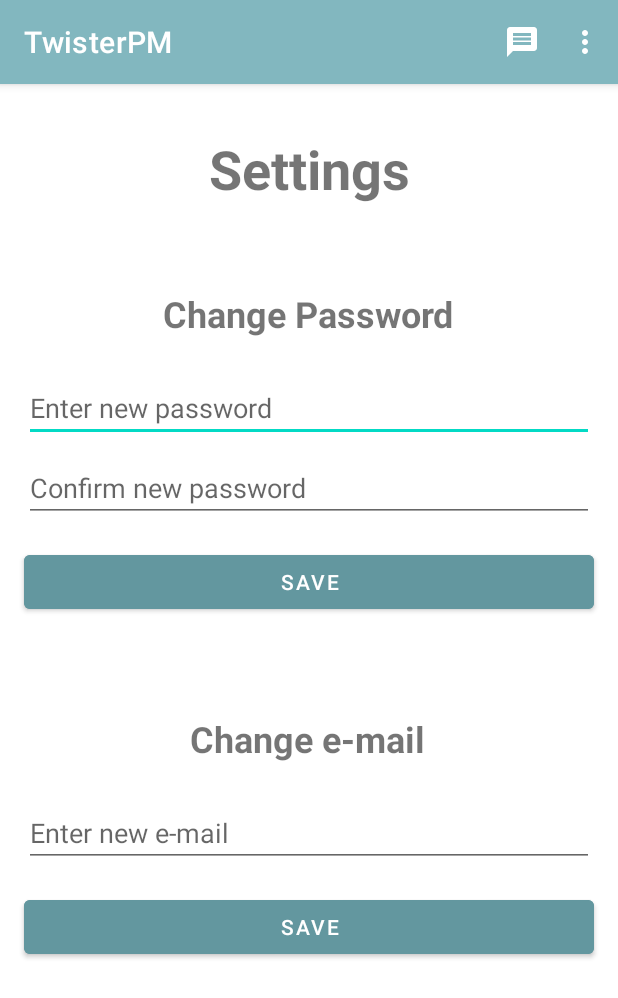
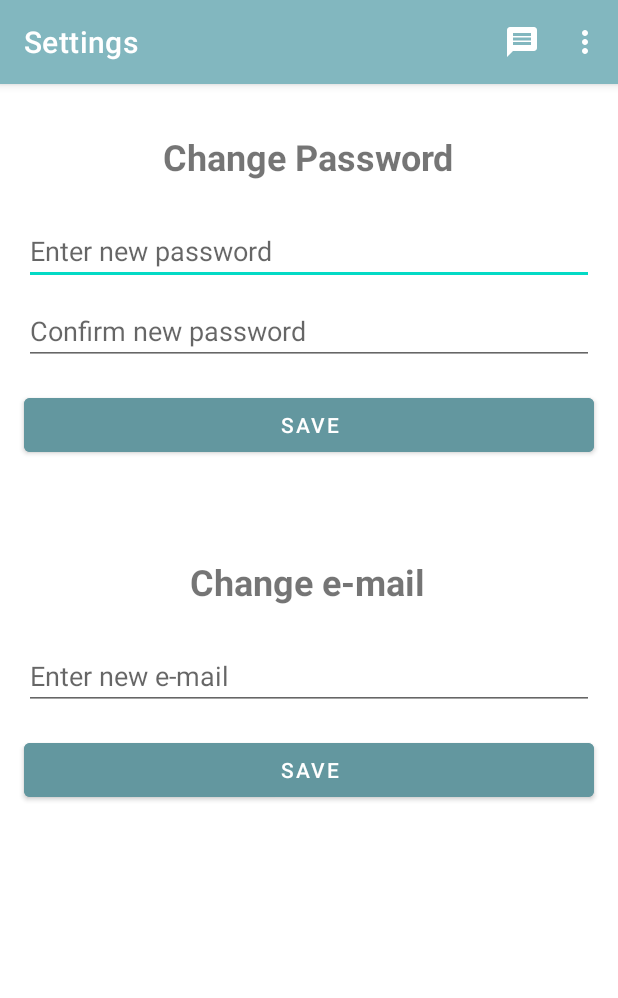
Before and after one commit to kimonkremizas/twister-pm, an Android app: the SettingsActivity screen opened directly, with no data from a screen before it, on a phone screen of 412 x 824 dp. Shown: the top 998 px of the screen. Run offline under Robolectric (Android 15) with nearby library versions, the phone set to English and light mode, and no system bars; our stand-ins replace Firebase (no records; nobody signed in at launch, a user with empty details on screens opened directly).

Commit message:
Fixed toolbar crash

```diff
--- a/app/src/main/AndroidManifest.xml
+++ b/app/src/main/AndroidManifest.xml
@@ -13,7 +13,7 @@
         android:theme="@style/Theme.TwisterPM">
         <activity android:name=".AllMessagesActivity"
             android:label="@string/app_name"
-            android:theme="@style/Theme.TwisterPM.NoActionBar"
+
             android:windowSoftInputMode="adjustPan">
             <intent-filter>
                 <action android:name="android.intent.action.MAIN" />
@@ -39,3 +39,6 @@
     </application>
 
 </manifest>
+
+
+<!--    android:theme="@style/Theme.TwisterPM.NoActionBar"-->
--- a/app/src/main/java/com/example/twisterpm/SettingsActivity.java
+++ b/app/src/main/java/com/example/twisterpm/SettingsActivity.java
@@ -67,6 +67,7 @@ public class SettingsActivity extends AppCompatActivity {
         super.onCreate(savedInstanceState);
         setContentView(R.layout.activity_settings);
         Toolbar toolbar = findViewById(R.id.toolbar);
+        toolbar.setTitle("Settings");
         setSupportActionBar(toolbar);
         Log.d("KIMON", "Settings Activity: onCreate");
         newPassword = findViewById(R.id.newPasswordEditText);
--- a/app/src/main/res/layout/activity_settings.xml
+++ b/app/src/main/res/layout/activity_settings.xml
@@ -63,18 +63,6 @@
                 app:layout_constraintStart_toStartOf="parent"
                 app:layout_constraintTop_toBottomOf="@+id/updatePasswordButton" />
 
-            <TextView
-                android:id="@+id/settingsTextView"
-                android:layout_width="wrap_content"
-                android:layout_height="wrap_content"
-                android:layout_marginTop="32dp"
-                android:text="Settings"
-                android:textSize="36sp"
-                android:textStyle="bold"
-                app:layout_constraintEnd_toEndOf="parent"
-                app:layout_constraintStart_toStartOf="parent"
-                app:layout_constraintTop_toTopOf="parent" />
-
             <Button
                 android:id="@+id/updatePasswordButton"
                 android:layout_width="0dp"
@@ -120,14 +108,14 @@
                 android:id="@+id/changePasswordTitle"
                 android:layout_width="wrap_content"
                 android:layout_height="wrap_content"
-                android:layout_marginTop="56dp"
+                android:layout_marginTop="32dp"
                 android:text="Change Password"
                 android:textSize="24sp"
                 android:textStyle="bold"
                 app:layout_constraintEnd_toEndOf="parent"
                 app:layout_constraintHorizontal_bias="0.497"
                 app:layout_constraintStart_toStartOf="parent"
-                app:layout_constraintTop_toBottomOf="@+id/settingsTextView" />
+                app:layout_constraintTop_toTopOf="parent" />
 
 
         </androidx.constraintlayout.widget.ConstraintLayout>
--- a/app/src/main/res/values/themes.xml
+++ b/app/src/main/res/values/themes.xml
@@ -15,10 +15,10 @@
 <!--        <item name="android:windowAnimationStyle">@style/CustomActivityAnimation</item>-->
     </style>
 
-    <style name="Theme.TwisterPM.NoActionBar">
-        <item name="windowActionBar">false</item>
-        <item name="windowNoTitle">true</item>
-    </style>
+<!--    <style name="Theme.TwisterPM.NoActionBar">-->
+<!--        <item name="windowActionBar">false</item>-->
+<!--        <item name="windowNoTitle">true</item>-->
+<!--    </style>-->
 
 <!--    <style name="CustomActivityAnimation" parent="@android:style/Animation.Activity">-->
 <!--        <item name="android:activityOpenEnterAnimation">@anim/slide_in_right</item>-->
```
